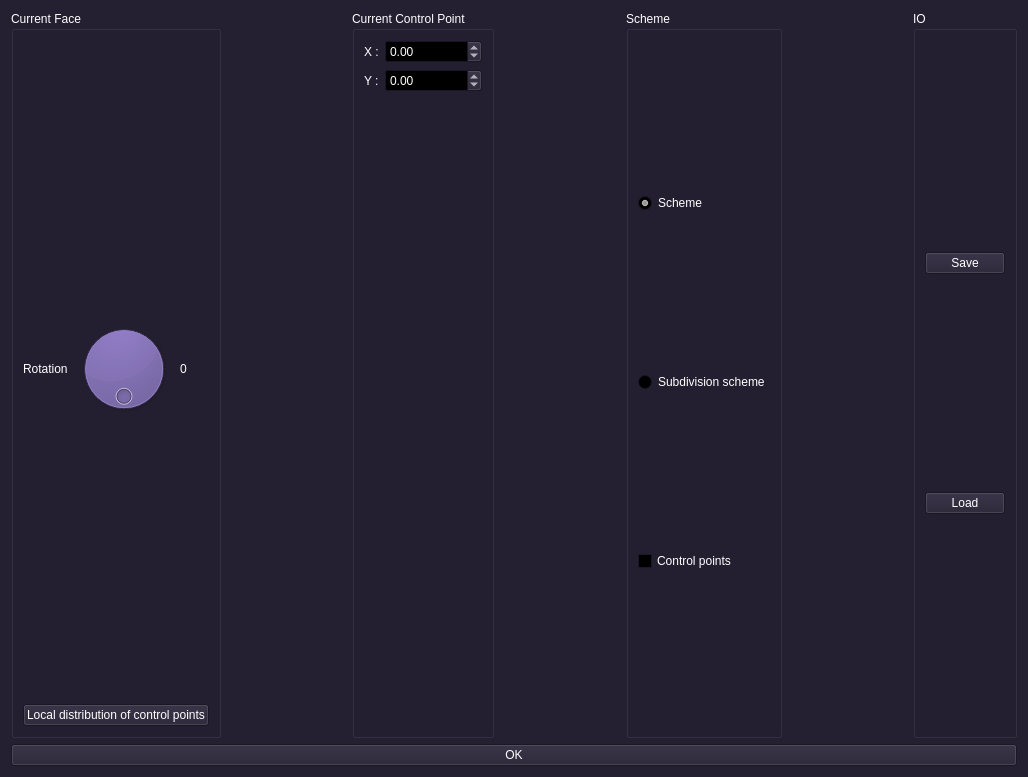
First picture: the form in src/gui/schemewindow.ui, repository borisbordeaux/Auto_Frac, before the edit.
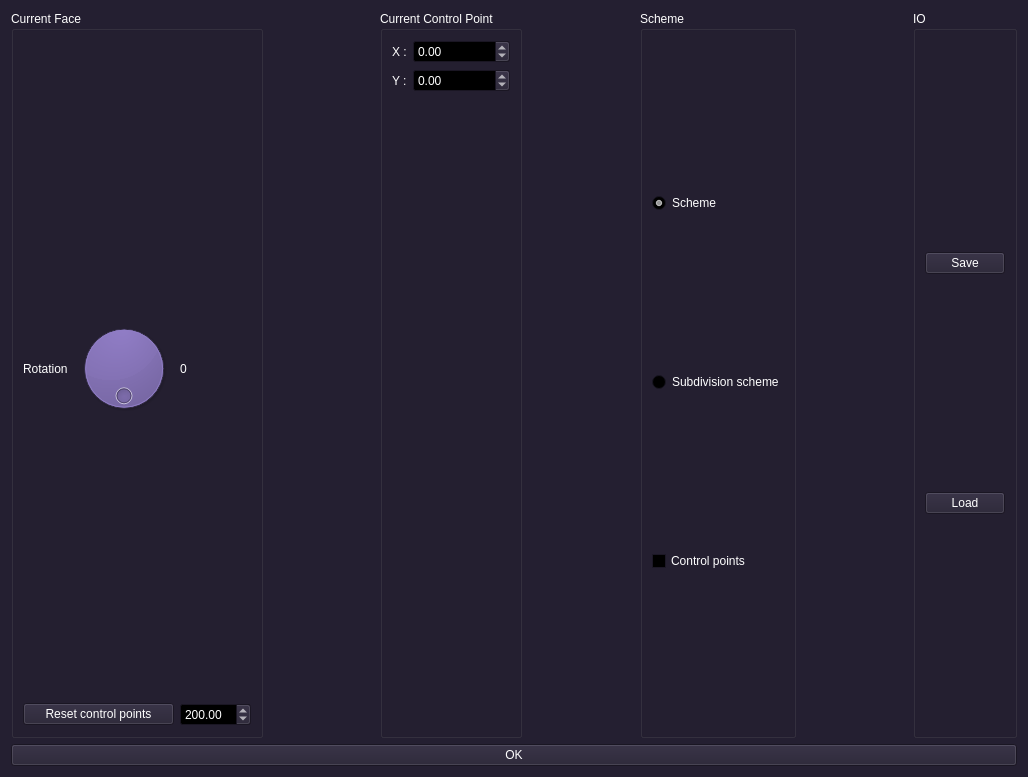
Second picture: the form after the edit.

Commit message: Added option to distribute control points on a circle with variable radius

Patch:
```diff
--- a/src/gui/schemewindow.ui
+++ b/src/gui/schemewindow.ui
@@ -500,10 +500,29 @@
           </property>
          </widget>
         </item>
-        <item row="1" column="0" colspan="3">
+        <item row="1" column="0" colspan="2">
          <widget class="QPushButton" name="pushButton_localDistribution">
           <property name="text">
-           <string>Local distribution of control points</string>
+           <string>Reset control points</string>
+          </property>
+          <property name="autoDefault">
+           <bool>false</bool>
+          </property>
+          <property name="default">
+           <bool>false</bool>
+          </property>
+          <property name="flat">
+           <bool>false</bool>
+          </property>
+         </widget>
+        </item>
+        <item row="1" column="2">
+         <widget class="QDoubleSpinBox" name="doubleSpinBox_radiusDistribControlPoints">
+          <property name="maximum">
+           <double>1000.000000000000000</double>
+          </property>
+          <property name="value">
+           <double>200.000000000000000</double>
           </property>
          </widget>
         </item>
```
The commit also changes 1 other file.
